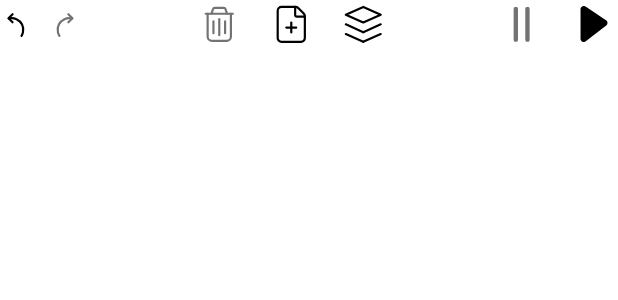
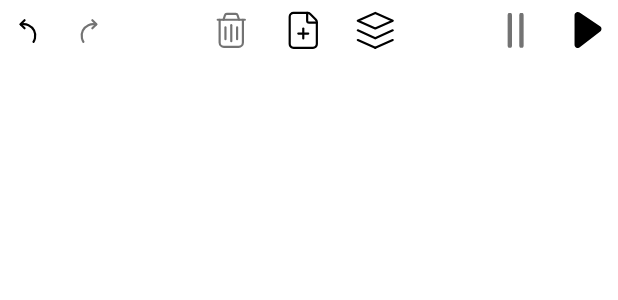
Before and after one commit to mmoschenskikh/Sketchimator, an Android app built with Jetpack Compose: the @Preview function TopBarPreview, on a phone screen of 412 x 824 dp. Shown: the top 300 px of the screen. Run offline under Robolectric (Android 15) with nearby library versions, the phone set to English and light mode, and no system bars.

Commit message:
Using button size with padding

```diff
--- a/app/src/main/java/ru/maxultra/sketchimator/ui/components/TopBar.kt
+++ b/app/src/main/java/ru/maxultra/sketchimator/ui/components/TopBar.kt
@@ -35,7 +35,7 @@ fun TopBar(
             horizontalArrangement = Arrangement.SpaceBetween,
         ) {
             Row(
-                horizontalArrangement = Arrangement.spacedBy(DimenTokens.x2),
+                horizontalArrangement = Arrangement.SpaceBetween,
             ) {
                 IconButton(
                     icon = R.drawable.ic_curved_arrow_left_24,
@@ -51,7 +51,7 @@ fun TopBar(
                 )
             }
             Row(
-                horizontalArrangement = Arrangement.spacedBy(DimenTokens.x4),
+                horizontalArrangement = Arrangement.spacedBy(DimenTokens.x2),
             ) {
                 IconButton(
                     icon = R.drawable.ic_trash_32,
@@ -70,7 +70,7 @@ fun TopBar(
                 )
             }
             Row(
-                horizontalArrangement = Arrangement.spacedBy(DimenTokens.x4),
+                horizontalArrangement = Arrangement.spacedBy(DimenTokens.x2),
             ) {
                 IconButton(
                     icon = R.drawable.ic_pause_32,
--- a/app/src/main/java/ru/maxultra/sketchimator/ui/core_components/IconButton.kt
+++ b/app/src/main/java/ru/maxultra/sketchimator/ui/core_components/IconButton.kt
@@ -54,11 +54,12 @@ fun IconButton(
     contentDescription: String? = null,
 ) {
     androidx.compose.material3.IconButton(
-        modifier = modifier.size(ButtonDefaults.iconButtonSize(size)),
+        modifier = modifier,
         onClick = onClick,
         enabled = enabled,
     ) {
         Icon(
+            modifier = Modifier.size(ButtonDefaults.iconButtonSize(size)),
             painter = painter,
             tint = iconColor,
             contentDescription = contentDescription,
--- a/app/src/main/java/ru/maxultra/sketchimator/ui/theme/Theme.kt
+++ b/app/src/main/java/ru/maxultra/sketchimator/ui/theme/Theme.kt
@@ -1,11 +1,13 @@
 package ru.maxultra.sketchimator.ui.theme
 
 import androidx.compose.foundation.isSystemInDarkTheme
+import androidx.compose.material3.LocalMinimumInteractiveComponentSize
 import androidx.compose.material3.MaterialTheme
 import androidx.compose.material3.ProvideTextStyle
 import androidx.compose.runtime.Composable
 import androidx.compose.runtime.CompositionLocalProvider
 import androidx.compose.runtime.ReadOnlyComposable
+import androidx.compose.ui.unit.Dp
 
 object SketchimatorTheme {
 
@@ -33,7 +35,7 @@ object SketchimatorTheme {
 @Composable
 fun SketchimatorTheme(
     isSystemInDarkTheme: Boolean = isSystemInDarkTheme(),
-    content: @Composable () -> Unit
+    content: @Composable () -> Unit,
 ) {
     SketchimatorTheme(
         colorScheme = if (isSystemInDarkTheme) SketchimatorTheme.colorSchemeDark else SketchimatorTheme.colorSchemeLight,
@@ -56,6 +58,7 @@ fun SketchimatorTheme(
             LocalSketchimatorColorScheme provides colorScheme,
             LocalSketchimatorTypography provides typography,
             LocalSketchimatorShapes provides shapes,
+            LocalMinimumInteractiveComponentSize provides Dp.Unspecified,
         ) {
             ProvideTextStyle(value = typography.body1, content = content)
         }
```
